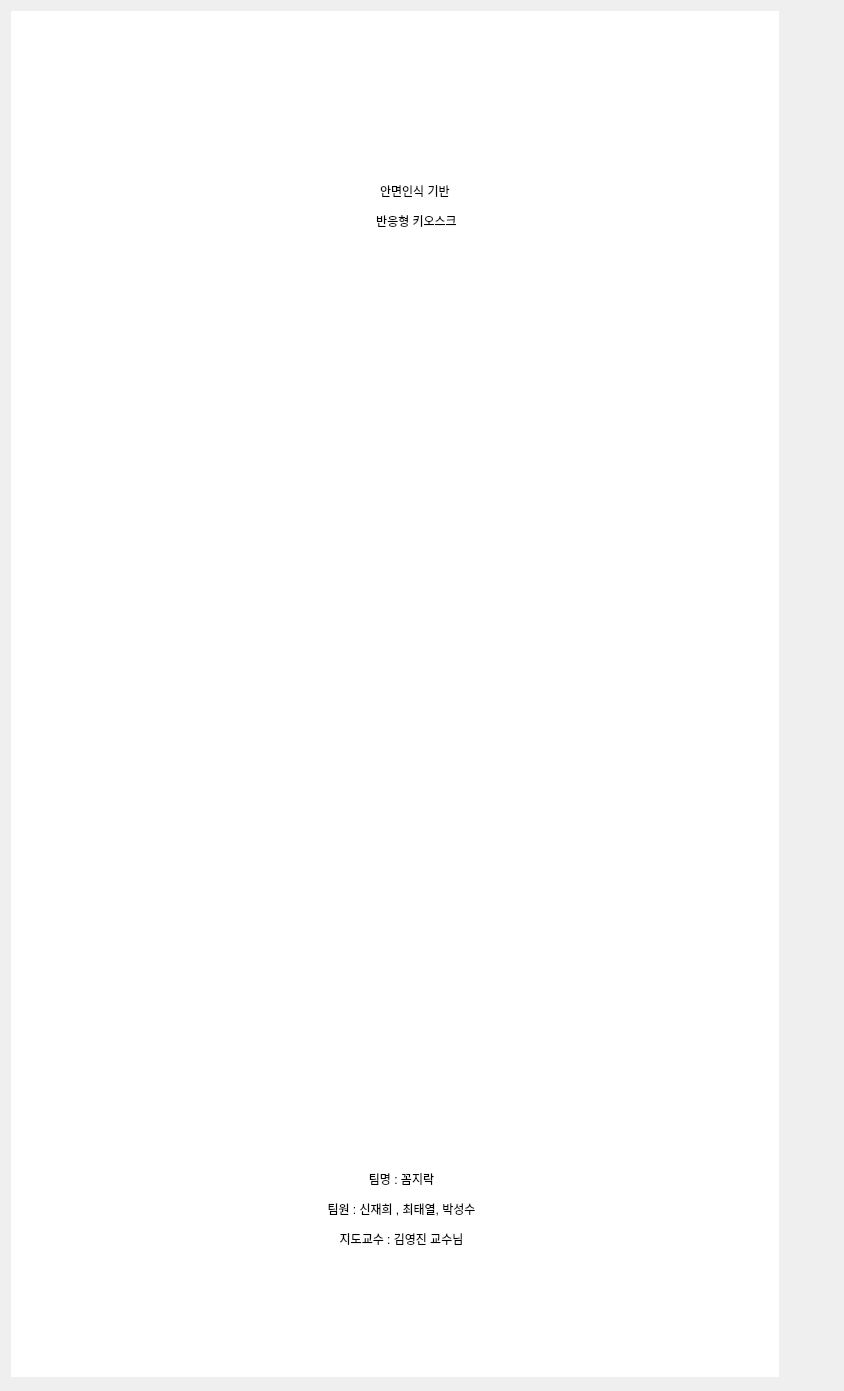
First picture: the form in _uiFiles/main_window.ui, repository Ta-Ye/Kiosk_Program, before the edit.
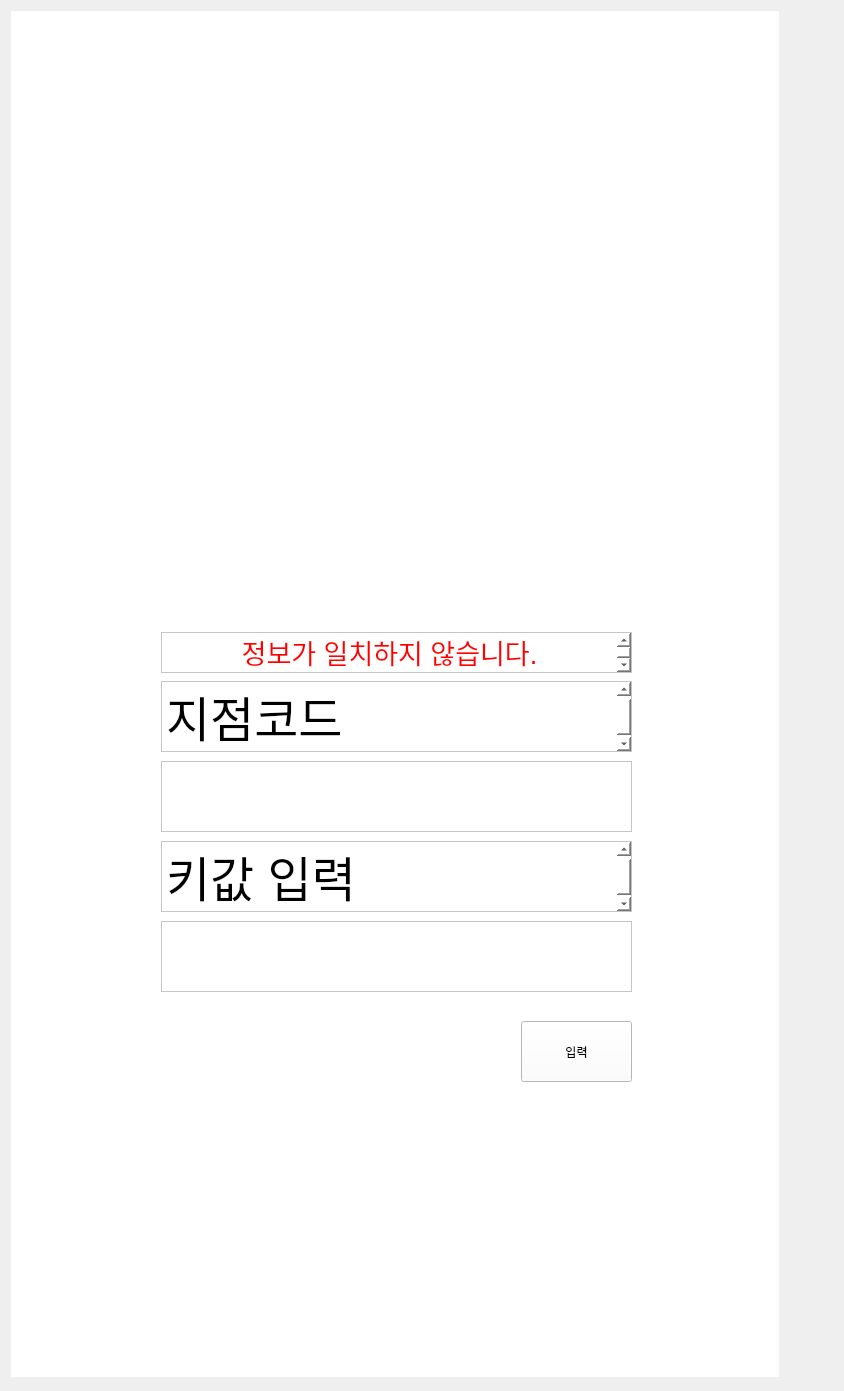
Second picture: the form after the edit.

Diff of the .ui file:
```diff
--- a/_uiFiles/main_window.ui
+++ b/_uiFiles/main_window.ui
@@ -294,10 +294,129 @@
        <string>&lt;html&gt;&lt;head/&gt;&lt;body&gt;&lt;p align=&quot;center&quot;&gt;팀명 : 꼼지락&lt;/p&gt;&lt;p align=&quot;center&quot;&gt;팀원 : 신재희 , 최태열, 박성수&lt;/p&gt;&lt;p align=&quot;center&quot;&gt;지도교수 : 김영진 교수님&lt;/p&gt;&lt;/body&gt;&lt;/html&gt;</string>
       </property>
      </widget>
+     <widget class="QWidget" name="Store" native="true">
+      <property name="geometry">
+       <rect>
+        <x>50</x>
+        <y>110</y>
+        <width>671</width>
+        <height>1171</height>
+       </rect>
+      </property>
+      <widget class="QTextEdit" name="storecode">
+       <property name="geometry">
+        <rect>
+         <x>100</x>
+         <y>640</y>
+         <width>471</width>
+         <height>71</height>
+        </rect>
+       </property>
+       <property name="font">
+        <font>
+         <pointsize>36</pointsize>
+        </font>
+       </property>
+       <property name="html">
+        <string>&lt;!DOCTYPE HTML PUBLIC &quot;-//W3C//DTD HTML 4.0//EN&quot; &quot;http://www.w3.org/TR/REC-html40/strict.dtd&quot;&gt;
+&lt;html&gt;&lt;head&gt;&lt;meta name=&quot;qrichtext&quot; content=&quot;1&quot; /&gt;&lt;style type=&quot;text/css&quot;&gt;
+p, li { white-space: pre-wrap; }
+&lt;/style&gt;&lt;/head&gt;&lt;body style=&quot; font-family:'Gulim'; font-size:36pt; font-weight:400; font-style:normal;&quot;&gt;
+&lt;p style=&quot;-qt-paragraph-type:empty; margin-top:0px; margin-bottom:0px; margin-left:0px; margin-right:0px; -qt-block-indent:0; text-indent:0px; font-size:11.25pt;&quot;&gt;&lt;br /&gt;&lt;/p&gt;&lt;/body&gt;&lt;/html&gt;</string>
+       </property>
+      </widget>
+      <widget class="QTextEdit" name="storekey">
+       <property name="geometry">
+        <rect>
+         <x>100</x>
+         <y>800</y>
+         <width>471</width>
+         <height>71</height>
+        </rect>
+       </property>
+       <property name="font">
+        <font>
+         <pointsize>36</pointsize>
+        </font>
+       </property>
+       <property name="html">
+        <string>&lt;!DOCTYPE HTML PUBLIC &quot;-//W3C//DTD HTML 4.0//EN&quot; &quot;http://www.w3.org/TR/REC-html40/strict.dtd&quot;&gt;
+&lt;html&gt;&lt;head&gt;&lt;meta name=&quot;qrichtext&quot; content=&quot;1&quot; /&gt;&lt;style type=&quot;text/css&quot;&gt;
+p, li { white-space: pre-wrap; }
+&lt;/style&gt;&lt;/head&gt;&lt;body style=&quot; font-family:'Gulim'; font-size:36pt; font-weight:400; font-style:normal;&quot;&gt;
+&lt;p style=&quot;-qt-paragraph-type:empty; margin-top:0px; margin-bottom:0px; margin-left:0px; margin-right:0px; -qt-block-indent:0; text-indent:0px; font-size:11.25pt;&quot;&gt;&lt;br /&gt;&lt;/p&gt;&lt;/body&gt;&lt;/html&gt;</string>
+       </property>
+      </widget>
+      <widget class="QTextBrowser" name="textBrowser">
+       <property name="geometry">
+        <rect>
+         <x>100</x>
+         <y>560</y>
+         <width>471</width>
+         <height>71</height>
+        </rect>
+       </property>
+       <property name="html">
+        <string>&lt;!DOCTYPE HTML PUBLIC &quot;-//W3C//DTD HTML 4.0//EN&quot; &quot;http://www.w3.org/TR/REC-html40/strict.dtd&quot;&gt;
+&lt;html&gt;&lt;head&gt;&lt;meta name=&quot;qrichtext&quot; content=&quot;1&quot; /&gt;&lt;style type=&quot;text/css&quot;&gt;
+p, li { white-space: pre-wrap; }
+&lt;/style&gt;&lt;/head&gt;&lt;body style=&quot; font-family:'Gulim'; font-size:11.25pt; font-weight:400; font-style:normal;&quot;&gt;
+&lt;p style=&quot; margin-top:0px; margin-bottom:0px; margin-left:0px; margin-right:0px; -qt-block-indent:0; text-indent:0px;&quot;&gt;&lt;span style=&quot; font-size:36pt;&quot;&gt;지점코드&lt;/span&gt;&lt;/p&gt;&lt;/body&gt;&lt;/html&gt;</string>
+       </property>
+      </widget>
+      <widget class="QTextBrowser" name="textBrowser_2">
+       <property name="geometry">
+        <rect>
+         <x>100</x>
+         <y>720</y>
+         <width>471</width>
+         <height>71</height>
+        </rect>
+       </property>
+       <property name="html">
+        <string>&lt;!DOCTYPE HTML PUBLIC &quot;-//W3C//DTD HTML 4.0//EN&quot; &quot;http://www.w3.org/TR/REC-html40/strict.dtd&quot;&gt;
+&lt;html&gt;&lt;head&gt;&lt;meta name=&quot;qrichtext&quot; content=&quot;1&quot; /&gt;&lt;style type=&quot;text/css&quot;&gt;
+p, li { white-space: pre-wrap; }
+&lt;/style&gt;&lt;/head&gt;&lt;body style=&quot; font-family:'Gulim'; font-size:11.25pt; font-weight:400; font-style:normal;&quot;&gt;
+&lt;p style=&quot; margin-top:0px; margin-bottom:0px; margin-left:0px; margin-right:0px; -qt-block-indent:0; text-indent:0px;&quot;&gt;&lt;span style=&quot; font-size:36pt;&quot;&gt;키값 입력&lt;/span&gt;&lt;/p&gt;&lt;/body&gt;&lt;/html&gt;</string>
+       </property>
+      </widget>
+      <widget class="QPushButton" name="storesubmit">
+       <property name="geometry">
+        <rect>
+         <x>460</x>
+         <y>900</y>
+         <width>111</width>
+         <height>61</height>
+        </rect>
+       </property>
+       <property name="text">
+        <string>입력</string>
+       </property>
+      </widget>
+      <widget class="QTextBrowser" name="warn">
+       <property name="geometry">
+        <rect>
+         <x>100</x>
+         <y>511</y>
+         <width>471</width>
+         <height>41</height>
+        </rect>
+       </property>
+       <property name="html">
+        <string>&lt;!DOCTYPE HTML PUBLIC &quot;-//W3C//DTD HTML 4.0//EN&quot; &quot;http://www.w3.org/TR/REC-html40/strict.dtd&quot;&gt;
+&lt;html&gt;&lt;head&gt;&lt;meta name=&quot;qrichtext&quot; content=&quot;1&quot; /&gt;&lt;style type=&quot;text/css&quot;&gt;
+p, li { white-space: pre-wrap; }
+&lt;/style&gt;&lt;/head&gt;&lt;body style=&quot; font-family:'Gulim'; font-size:11.25pt; font-weight:400; font-style:normal;&quot;&gt;
+&lt;p align=&quot;center&quot; style=&quot; margin-top:0px; margin-bottom:0px; margin-left:0px; margin-right:0px; -qt-block-indent:0; text-indent:0px;&quot;&gt;&lt;span style=&quot; font-size:20pt; color:#ff0000;&quot;&gt;정보가 일치하지 않습니다.&lt;/span&gt;&lt;/p&gt;&lt;/body&gt;&lt;/html&gt;</string>
+       </property>
+      </widget>
+     </widget>
      <zorder>plz_bg</zorder>
      <zorder>layoutWidget</zorder>
      <zorder>layoutWidget</zorder>
      <zorder>first_label_2</zorder>
+     <zorder>Store</zorder>
     </widget>
     <widget class="QWidget" name="page_takeout">
      <widget class="QWidget" name="layoutWidget">
```
